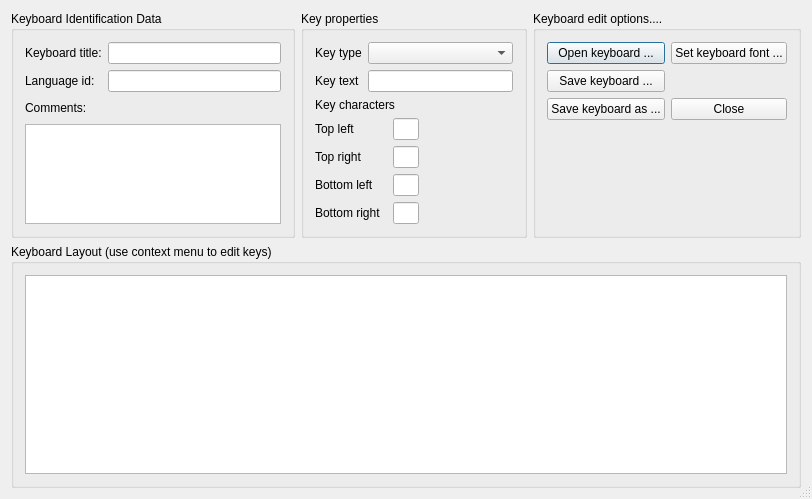
Old version of the form src/ui/ktouchkeyboardeditordialog.ui in the repository KDE/ktouch.
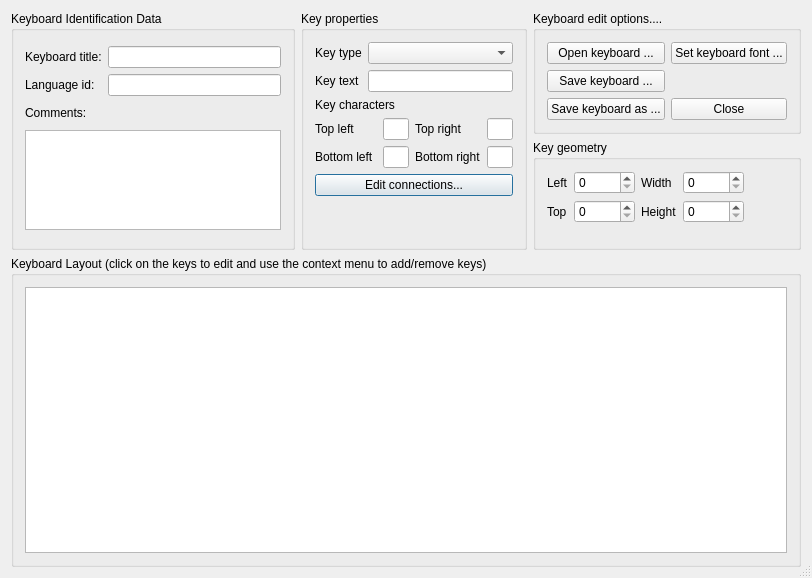
New version of the form. Custom widgets are drawn as their Qt base class.

Commit message: Now the key location and geometry can be edited.

The edit to the form file:
```diff
--- a/src/ui/ktouchkeyboardeditordialog.ui
+++ b/src/ui/ktouchkeyboardeditordialog.ui
@@ -6,7 +6,7 @@
     <x>0</x>
     <y>0</y>
     <width>812</width>
-    <height>499</height>
+    <height>578</height>
    </rect>
   </property>
   <property name="windowTitle" >
@@ -16,7 +16,7 @@
    <bool>true</bool>
   </property>
   <layout class="QGridLayout" >
-   <item row="0" column="0" >
+   <item rowspan="2" row="0" column="0" >
     <widget class="QGroupBox" name="groupBox3" >
      <property name="sizePolicy" >
       <sizepolicy vsizetype="Minimum" hsizetype="Preferred" >
@@ -72,6 +72,12 @@
       </item>
       <item row="1" column="0" >
        <widget class="QLabel" name="textLabel1" >
+        <property name="sizePolicy" >
+         <sizepolicy vsizetype="Fixed" hsizetype="Preferred" >
+          <horstretch>0</horstretch>
+          <verstretch>0</verstretch>
+         </sizepolicy>
+        </property>
         <property name="text" >
          <string>Comments:</string>
         </property>
@@ -96,13 +102,13 @@
      </layout>
     </widget>
    </item>
-   <item row="0" column="1" >
+   <item rowspan="2" row="0" column="1" >
     <widget class="QGroupBox" name="keyPropertiesBox" >
      <property name="title" >
       <string>Key properties</string>
      </property>
-     <layout class="QGridLayout" >
-      <item row="0" column="0" colspan="2" >
+     <layout class="QVBoxLayout" >
+      <item>
        <layout class="QGridLayout" >
         <item row="0" column="0" >
          <widget class="QLabel" name="label_6" >
@@ -126,7 +132,7 @@
         </item>
        </layout>
       </item>
-      <item row="1" column="0" >
+      <item>
        <layout class="QGridLayout" >
         <item row="0" column="0" colspan="2" >
          <widget class="QLabel" name="keyCharLabel" >
@@ -164,14 +170,14 @@
           </property>
          </widget>
         </item>
-        <item row="2" column="0" >
+        <item row="1" column="2" >
          <widget class="QLabel" name="label_3" >
           <property name="text" >
            <string>Top right</string>
           </property>
          </widget>
         </item>
-        <item row="2" column="1" >
+        <item row="1" column="3" >
          <widget class="QLineEdit" name="topRightChar" >
           <property name="sizePolicy" >
            <sizepolicy vsizetype="Fixed" hsizetype="Preferred" >
@@ -193,14 +199,14 @@
           </property>
          </widget>
         </item>
-        <item row="3" column="0" >
+        <item row="2" column="0" >
          <widget class="QLabel" name="label_4" >
           <property name="text" >
            <string>Bottom left</string>
           </property>
          </widget>
         </item>
-        <item row="3" column="1" >
+        <item row="2" column="1" >
          <widget class="QLineEdit" name="bottomLeftChar" >
           <property name="sizePolicy" >
            <sizepolicy vsizetype="Fixed" hsizetype="Preferred" >
@@ -216,14 +222,14 @@
           </property>
          </widget>
         </item>
-        <item row="4" column="0" >
+        <item row="2" column="2" >
          <widget class="QLabel" name="label_5" >
           <property name="text" >
            <string>Bottom right</string>
           </property>
          </widget>
         </item>
-        <item row="4" column="1" >
+        <item row="2" column="3" >
          <widget class="QLineEdit" name="bottomRightChar" >
           <property name="sizePolicy" >
            <sizepolicy vsizetype="Fixed" hsizetype="Preferred" >
@@ -241,28 +247,25 @@
         </item>
        </layout>
       </item>
-      <item rowspan="2" row="1" column="1" >
-       <spacer>
-        <property name="orientation" >
-         <enum>Qt::Horizontal</enum>
+      <item>
+       <widget class="KPushButton" name="connectionsButton" >
+        <property name="text" >
+         <string>Edit connections...</string>
         </property>
-        <property name="sizeHint" >
-         <size>
-          <width>21</width>
-          <height>20</height>
-         </size>
-        </property>
-       </spacer>
+       </widget>
       </item>
-      <item row="2" column="0" >
+      <item>
        <spacer>
         <property name="orientation" >
          <enum>Qt::Vertical</enum>
         </property>
+        <property name="sizeType" >
+         <enum>QSizePolicy::MinimumExpanding</enum>
+        </property>
         <property name="sizeHint" >
          <size>
-          <width>104</width>
-          <height>20</height>
+          <width>20</width>
+          <height>40</height>
          </size>
         </property>
        </spacer>
@@ -353,7 +356,134 @@
      </layout>
     </widget>
    </item>
-   <item row="1" column="0" colspan="3" >
+   <item row="1" column="2" >
+    <widget class="QGroupBox" name="groupBox_2" >
+     <property name="title" >
+      <string>Key geometry</string>
+     </property>
+     <layout class="QGridLayout" >
+      <item row="0" column="0" >
+       <widget class="QLabel" name="label" >
+        <property name="text" >
+         <string>Left</string>
+        </property>
+       </widget>
+      </item>
+      <item row="0" column="1" >
+       <widget class="KIntSpinBox" name="leftSpinBox" >
+        <property name="minimum" >
+         <number>0</number>
+        </property>
+        <property name="maximum" >
+         <number>10000</number>
+        </property>
+        <property name="singleStep" >
+         <number>10</number>
+        </property>
+        <property name="value" >
+         <number>0</number>
+        </property>
+       </widget>
+      </item>
+      <item row="0" column="2" >
+       <widget class="QLabel" name="label_8" >
+        <property name="text" >
+         <string>Width</string>
+        </property>
+       </widget>
+      </item>
+      <item row="0" column="3" >
+       <widget class="KIntSpinBox" name="widthSpinBox" >
+        <property name="minimum" >
+         <number>0</number>
+        </property>
+        <property name="maximum" >
+         <number>10000</number>
+        </property>
+        <property name="singleStep" >
+         <number>10</number>
+        </property>
+        <property name="value" >
+         <number>0</number>
+        </property>
+       </widget>
+      </item>
+      <item row="0" column="4" >
+       <spacer>
+        <property name="orientation" >
+         <enum>Qt::Horizontal</enum>
+        </property>
+        <property name="sizeHint" >
+         <size>
+          <width>40</width>
+          <height>20</height>
+         </size>
+        </property>
+       </spacer>
+      </item>
+      <item row="1" column="0" >
+       <widget class="QLabel" name="label_7" >
+        <property name="text" >
+         <string>Top</string>
+        </property>
+       </widget>
+      </item>
+      <item row="1" column="1" >
+       <widget class="KIntSpinBox" name="topSpinBox" >
+        <property name="minimum" >
+         <number>0</number>
+        </property>
+        <property name="maximum" >
+         <number>10000</number>
+        </property>
+        <property name="singleStep" >
+         <number>10</number>
+        </property>
+        <property name="value" >
+         <number>0</number>
+        </property>
+       </widget>
+      </item>
+      <item row="1" column="2" >
+       <widget class="QLabel" name="label_9" >
+        <property name="text" >
+         <string>Height</string>
+        </property>
+       </widget>
+      </item>
+      <item row="1" column="3" >
+       <widget class="KIntSpinBox" name="heightSpinBox" >
+        <property name="minimum" >
+         <number>0</number>
+        </property>
+        <property name="maximum" >
+         <number>10000</number>
+        </property>
+        <property name="singleStep" >
+         <number>10</number>
+        </property>
+        <property name="value" >
+         <number>0</number>
+        </property>
+       </widget>
+      </item>
+      <item row="2" column="1" >
+       <spacer>
+        <property name="orientation" >
+         <enum>Qt::Vertical</enum>
+        </property>
+        <property name="sizeHint" >
+         <size>
+          <width>20</width>
+          <height>40</height>
+         </size>
+        </property>
+       </spacer>
+      </item>
+     </layout>
+    </widget>
+   </item>
+   <item row="2" column="0" colspan="3" >
     <widget class="QGroupBox" name="groupBox5" >
      <property name="sizePolicy" >
       <sizepolicy vsizetype="Expanding" hsizetype="Expanding" >
@@ -362,7 +492,7 @@
       </sizepolicy>
      </property>
      <property name="title" >
-      <string>Keyboard Layout (use context menu to edit keys)</string>
+      <string>Keyboard Layout (click on the keys to edit and use the context menu to add/remove keys)</string>
      </property>
      <layout class="QHBoxLayout" >
       <item>
@@ -375,6 +505,18 @@
  </widget>
  <layoutdefault spacing="6" margin="11" />
  <pixmapfunction>qPixmapFromMimeSource</pixmapfunction>
+ <customwidgets>
+  <customwidget>
+   <class>KIntSpinBox</class>
+   <extends>QSpinBox</extends>
+   <header>knuminput.h</header>
+  </customwidget>
+  <customwidget>
+   <class>KPushButton</class>
+   <extends>QPushButton</extends>
+   <header>kpushbutton.h</header>
+  </customwidget>
+ </customwidgets>
  <tabstops>
   <tabstop>titleEdit</tabstop>
   <tabstop>langIDEdit</tabstop>
```
The commit also changes 3 other files.
